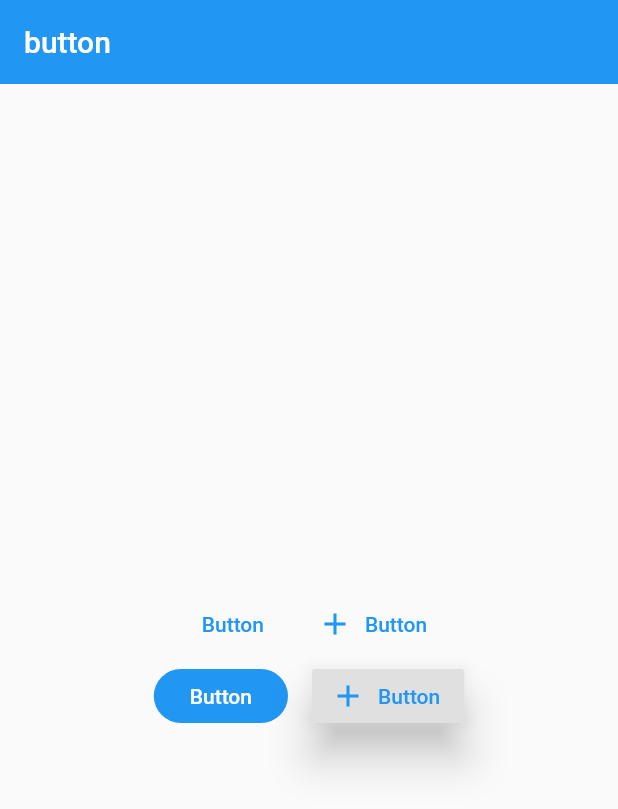
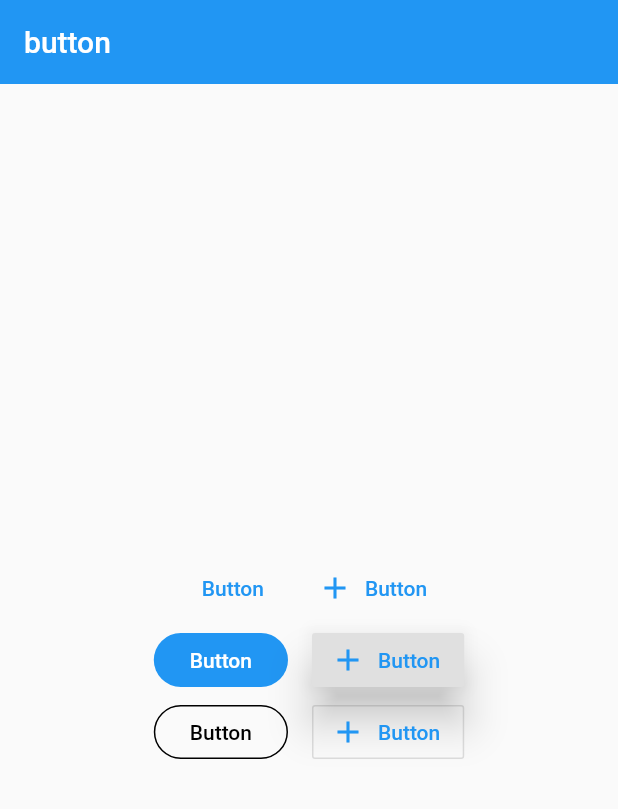
Before and after one commit to YuDongZhang/flutter_app_learn, a Flutter app: the ButtonDemo screen opened directly, on a phone screen of 412 x 824 dp. Shown: the top 809 px of the screen. Run offline on Flutter 3.47's test engine with Material 2 defaults, Android fonts, the phone set to English and light mode, and no system bars.

Commit message:
OutlineButton：描边按钮

```diff
--- a/lib/20-宁浩教程练习/demo/material_components.dart
+++ b/lib/20-宁浩教程练习/demo/material_components.dart
@@ -22,6 +22,7 @@ class MaterialComponents extends StatelessWidget {
 class ButtonDemo extends StatelessWidget {
   @override
   Widget build(BuildContext context) {
+
     //带文字的按钮
     final Widget flatButtonDemo = Row(
       mainAxisAlignment: MainAxisAlignment.center,
@@ -81,6 +82,44 @@ class ButtonDemo extends StatelessWidget {
       ],
     );
 
+    final Widget outlineButtonDemo = Row(
+      mainAxisAlignment: MainAxisAlignment.center,
+      children: <Widget>[
+        Theme(
+          data: Theme.of(context).copyWith(
+            buttonColor: Theme.of(context).accentColor,
+            buttonTheme: ButtonThemeData(
+              textTheme: ButtonTextTheme.primary,
+              // shape: BeveledRectangleBorder(
+              //   borderRadius: BorderRadius.circular(5.0),
+              // ),
+              shape: StadiumBorder(),
+            ),
+          ),
+          child: OutlineButton(
+            child: Text('Button'),
+            onPressed: () {},
+            splashColor: Colors.grey[100],//溅墨效果
+            borderSide: BorderSide(//描边的颜色
+              color: Colors.black,
+            ),
+            // color: Theme.of(context).accentColor,
+            textColor: Colors.black,
+            highlightedBorderColor: Colors.grey,//高亮
+            // textTheme: ButtonTextTheme.primary,
+          ),
+        ),
+        SizedBox(width: 16.0,),
+        OutlineButton.icon(
+          icon: Icon(Icons.add),//小图标
+          label: Text('Button'),
+          onPressed: () {},
+          splashColor: Colors.grey,
+          textColor: Theme.of(context).accentColor,
+        ),
+      ],
+    );
+
     return Scaffold(
       appBar: AppBar(
         title: Text('button'),
@@ -93,6 +132,7 @@ class ButtonDemo extends StatelessWidget {
           children: [
             flatButtonDemo,
             raisedButtonDemo,
+            outlineButtonDemo,
           ],
         ),
       ),
```
